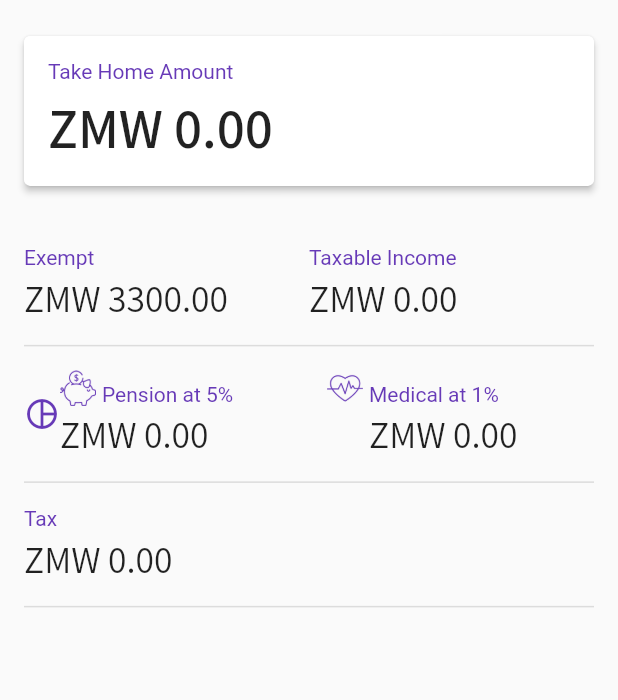
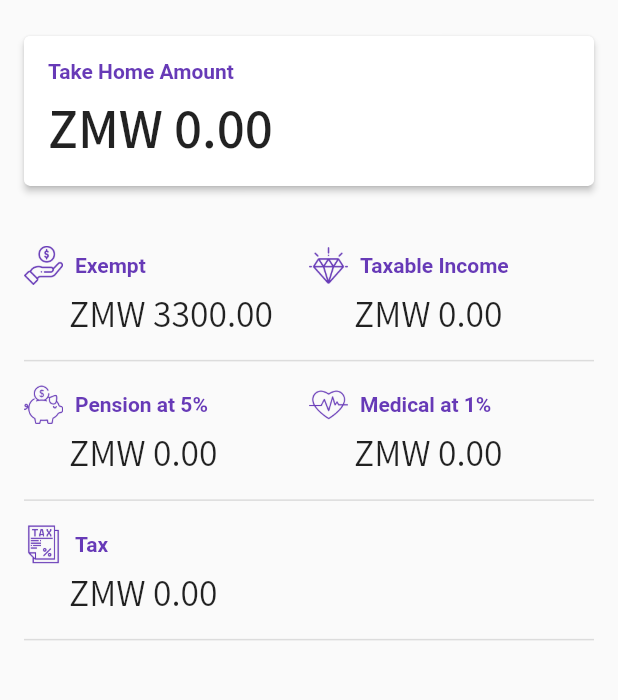
Before and after one commit to twmbx/flutter-tax-calc, a Flutter app: the screen it shows after launch, on a phone screen of 412 x 824 dp, the part 284-984 px from its top. Run offline on Flutter 3.47's test engine with Material 2 defaults, Android fonts, the phone set to English and light mode, and no system bars.

Commit message:
v1 of complete UI rework

```diff
--- a/lib/main.dart
+++ b/lib/main.dart
@@ -124,19 +124,35 @@ class _MyHomePageState extends State<MyHomePage> {
         '^\$|^(0|([1-9][0-9]{0,}))(\\.[0-9]{0,})?\$');
     final exemptDisplay = Column(
       children: <Widget>[
+        Row(
+          mainAxisAlignment: MainAxisAlignment.start,
+          crossAxisAlignment: CrossAxisAlignment.center,
+          children: <Widget>[
+            ImageIcon(
+              AssetImage('assets/icons/payment.png'),
+              color: Colors.deepPurple,
+              size: 26.0,
+              semanticLabel: 'Exempt icon',
+            ),
+            SizedBox(width: 8.0),
             Align(
               alignment: Alignment.centerLeft,
               child: Text(
                 'Exempt',
-            style: TextStyle(color: Colors.deepPurple),
+                style: TextStyle(color: Colors.deepPurple, fontWeight: FontWeight.w600),
               ),
+            ),
+          ],
         ),
         SizedBox(height: 4.0),
         Align(
           alignment: Alignment.centerLeft,
+          child: Padding(
+            padding: const EdgeInsets.fromLTRB(30.0, 0, 0, 0 ),
             child: Text(
               'ZMW ' + _exempt.toStringAsFixed(2),
               style: TextStyle(fontFamily: 'Assistant', fontWeight: FontWeight.w400, fontSize: 25),
+            ),
           ),
         ),
       ],
@@ -162,19 +178,35 @@ class _MyHomePageState extends State<MyHomePage> {
     );
     final taxableIncomeDisplay = Column(
       children: <Widget>[
+        Row(
+          mainAxisAlignment: MainAxisAlignment.start,
+          crossAxisAlignment: CrossAxisAlignment.center,
+          children: <Widget>[
+            ImageIcon(
+              AssetImage('assets/icons/diamond.png'),
+              color: Colors.deepPurple,
+              size: 26.0,
+              semanticLabel: 'diamond icon',
+            ),
+            SizedBox(width: 8.0),
             Align(
               alignment: Alignment.centerLeft,
               child: Text(
                 'Taxable Income',
-            style: TextStyle(color: Colors.deepPurple),
+                style: TextStyle(color: Colors.deepPurple, fontWeight: FontWeight.w600),
               ),
+            ),
+          ],
         ),
         SizedBox(height: 4.0),
         Align(
           alignment: Alignment.centerLeft,
+          child: Padding(
+            padding: const EdgeInsets.fromLTRB(30.0, 0, 0, 0),
             child: Text(
               'ZMW $_taxable',
               style: TextStyle(fontFamily: 'Assistant', fontWeight: FontWeight.w400, fontSize: 25),
+            ),
           ),
         ),
       ],
@@ -183,20 +215,20 @@ class _MyHomePageState extends State<MyHomePage> {
       children: <Widget>[
         Row(
           mainAxisAlignment: MainAxisAlignment.start,
-          crossAxisAlignment: CrossAxisAlignment.end,
+          crossAxisAlignment: CrossAxisAlignment.center,
           children: <Widget>[
             ImageIcon(
               AssetImage('assets/icons/money.png'),
               color: Colors.deepPurple,
-              size: 24.0,
+              size: 26.0,
               semanticLabel: 'Pension icon',
             ),
-            SizedBox(width: 4.0),
+            SizedBox(width: 8.0),
             Align(
               alignment: Alignment.centerLeft,
               child: Text(
                 'Pension at 5%',
-                style: TextStyle(color: Colors.deepPurple),
+                style: TextStyle(color: Colors.deepPurple, fontWeight: FontWeight.w600),
               ),
             ),
           ],
@@ -204,9 +236,12 @@ class _MyHomePageState extends State<MyHomePage> {
         SizedBox(height: 4.0),
         Align(
           alignment: Alignment.centerLeft,
+          child: Padding(
+            padding: const EdgeInsets.fromLTRB(30.0, 0, 0, 0),
             child: Text(
               'ZMW $_pension',
               style: TextStyle(fontFamily: 'Assistant', fontWeight: FontWeight.w400, fontSize: 25),
+            ),
           ),
         ),
       ],
@@ -215,21 +250,21 @@ class _MyHomePageState extends State<MyHomePage> {
       children: <Widget>[
         Row(
           mainAxisAlignment: MainAxisAlignment.start,
-          crossAxisAlignment: CrossAxisAlignment.end,
+          crossAxisAlignment: CrossAxisAlignment.center,
           // mainAxisSize: MainAxisSize.min,
           children: <Widget>[
             ImageIcon(
               AssetImage('assets/icons/heart.png'),
               color: Colors.deepPurple,
-              size: 24.0,
+              size: 26.0,
               semanticLabel: 'NHI icon',
             ),
-            SizedBox(width: 4.0),
+            SizedBox(width: 8.0),
             Align(
               alignment: Alignment.centerLeft,
               child: Text(
                 'Medical at 1%',
-                style: TextStyle(color: Colors.deepPurple),
+                style: TextStyle(color: Colors.deepPurple, fontWeight: FontWeight.w600),
               ),
             ),
           ],
@@ -238,7 +273,7 @@ class _MyHomePageState extends State<MyHomePage> {
         Align(
           alignment: Alignment.centerLeft,
           child: Padding(
-            padding: const EdgeInsets.fromLTRB(28.0, 0, 0, 0),
+            padding: const EdgeInsets.fromLTRB(30.0, 0, 0, 0),
             child: Text(
               'ZMW $_medical',
               style: TextStyle(fontFamily: 'Assistant', fontWeight: FontWeight.w400, fontSize: 25),
@@ -249,19 +284,35 @@ class _MyHomePageState extends State<MyHomePage> {
     );
     final taxesDueDisplay = Column(
       children: <Widget>[
+        Row(
+          mainAxisAlignment: MainAxisAlignment.start,
+          crossAxisAlignment: CrossAxisAlignment.center,
+          children: <Widget>[
+            ImageIcon(
+              AssetImage('assets/icons/tax.png'),
+              color: Colors.deepPurple,
+              size: 26.0,
+              semanticLabel: 'Tax icon',
+            ),
+            SizedBox(width: 8.0),
             Align(
               alignment: Alignment.centerLeft,
               child: Text(
                 'Tax',
-            style: TextStyle(color: Colors.deepPurple),
+                style: TextStyle(color: Colors.deepPurple, fontWeight: FontWeight.w600),
               ),
+            ),
+          ],
         ),
         SizedBox(height: 4.0),
         Align(
           alignment: Alignment.centerLeft,
+          child: Padding(
+            padding: const EdgeInsets.fromLTRB(30.0, 0, 0, 0),
             child: Text(
               'ZMW $_duesPayable',
               style: TextStyle(fontFamily: 'Assistant', fontWeight: FontWeight.w400, fontSize: 25),
+            ),
           ),
         ),
       ],
@@ -318,7 +369,7 @@ class _MyHomePageState extends State<MyHomePage> {
                           alignment: Alignment.centerLeft,
                           child: Text(
                             'Take Home Amount',
-                            style: TextStyle(color: Colors.deepPurple),
+                            style: TextStyle(color: Colors.deepPurple, fontWeight: FontWeight.w600),
                           ),
                         ),
                         SizedBox(height: 8),
@@ -330,6 +381,7 @@ class _MyHomePageState extends State<MyHomePage> {
                               fontFamily: 'Assistant',
                               fontWeight: FontWeight.w600,
                               fontSize: 37,
+                              color: Colors.black87,
                             ),
                           ),
                         ),
@@ -357,12 +409,6 @@ class _MyHomePageState extends State<MyHomePage> {
               Container(
                 child: Row(
                   children: <Widget>[
-                    Icon(
-                      Icons.pie_chart_outlined,
-                      color: Colors.deepPurple,
-                      size: 24,
-                      semanticLabel: 'Label',
-                    ),
                     Expanded(child: pensionContributionDisplay),
                     Expanded(child: medicalContributionDisplay),
                   ],
```
Lines whose indentation alone changed are shown as unchanged.
